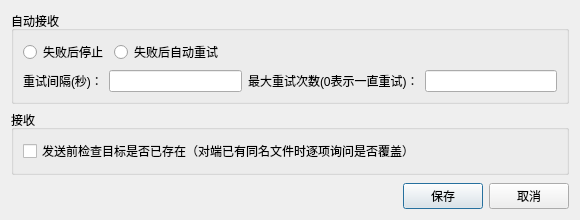
The window that app/ui/Setting.ui (taynpg/relayer) describes before a commit, drawn with Qt 5.
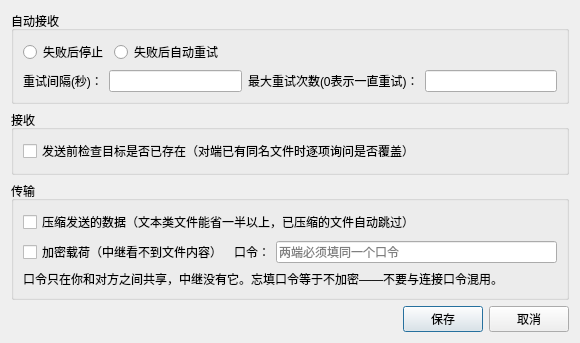
The same window after the commit.

Commit message: feat(gui): 重连/加密/压缩接进界面，并修掉重连里一个时序竞态

```diff
--- a/app/ui/Setting.ui
+++ b/app/ui/Setting.ui
@@ -94,6 +94,60 @@
      </layout>
     </widget>
    </item>
+   <item>
+    <widget class="QGroupBox" name="gbTransport">
+     <property name="title">
+      <string>传输</string>
+     </property>
+     <layout class="QVBoxLayout" name="verticalLayout_4">
+      <item>
+       <widget class="QCheckBox" name="ckCompress">
+        <property name="text">
+         <string>压缩发送的数据（文本类文件能省一半以上，已压缩的文件自动跳过）</string>
+        </property>
+       </widget>
+      </item>
+      <item>
+       <layout class="QHBoxLayout" name="horizontalLayout_4">
+        <item>
+         <widget class="QCheckBox" name="ckEncrypt">
+          <property name="text">
+           <string>加密载荷（中继看不到文件内容）</string>
+          </property>
+         </widget>
+        </item>
+        <item>
+         <widget class="QLabel" name="lbEncryptPass">
+          <property name="text">
+           <string>口令：</string>
+          </property>
+         </widget>
+        </item>
+        <item>
+         <widget class="QLineEdit" name="edEncryptPass">
+          <property name="echoMode">
+           <enum>QLineEdit::EchoMode::Password</enum>
+          </property>
+          <property name="placeholderText">
+           <string>两端必须填同一个口令</string>
+          </property>
+         </widget>
+        </item>
+       </layout>
+      </item>
+      <item>
+       <widget class="QLabel" name="lbEncryptHint">
+        <property name="text">
+         <string>口令只在你和对方之间共享，中继没有它。忘填口令等于不加密——不要与连接口令混用。</string>
+        </property>
+        <property name="wordWrap">
+         <bool>true</bool>
+        </property>
+       </widget>
+      </item>
+     </layout>
+    </widget>
+   </item>
    <item>
     <spacer name="verticalSpacer">
      <property name="orientation">
```
The commit also changes 12 other files.
